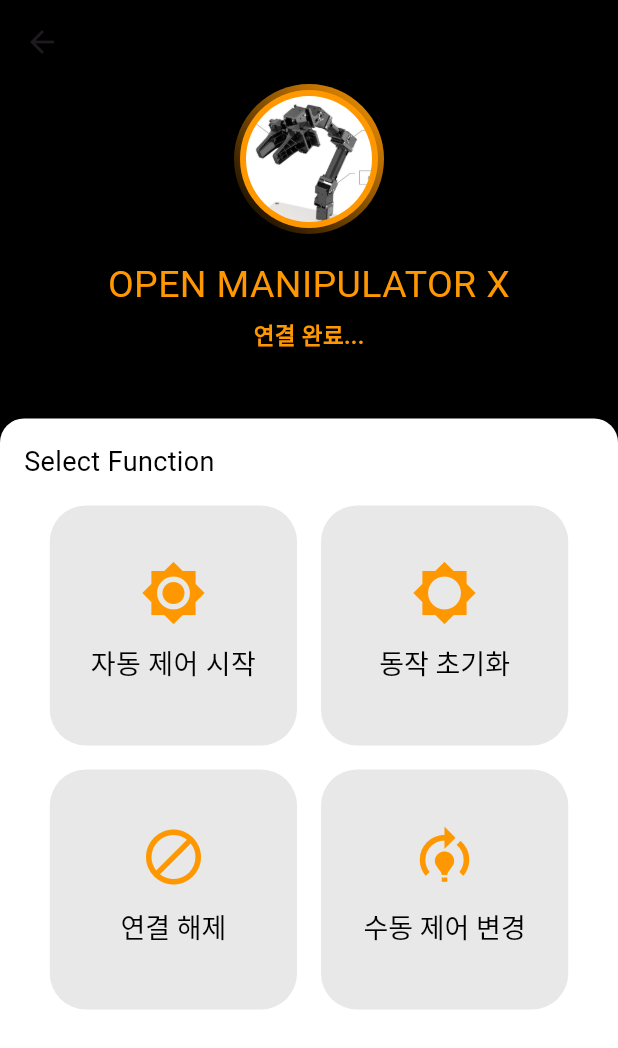
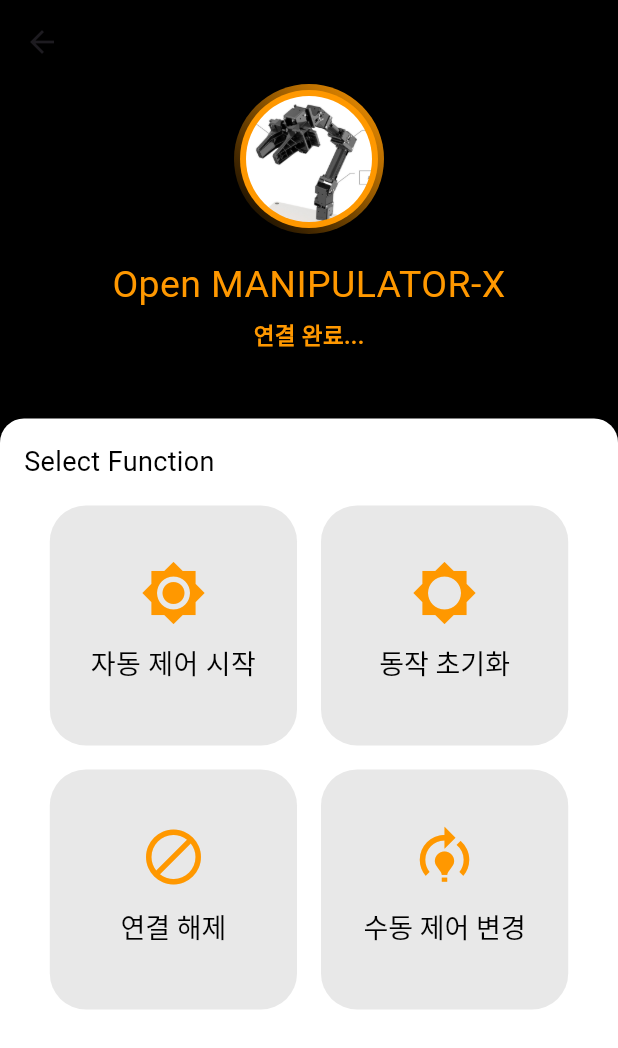
Before and after one commit to okdoittttt/Painting_Dummy, a Flutter app: the AutoMode screen opened directly, on a phone screen of 412 x 824 dp. Shown: the top 1048 px of the screen. Run offline on Flutter 3.47's test engine with Material 3 defaults, Android fonts, the light colour scheme and no system bars; Roboto replaces fonts that are missing (Pretendard, Urbanist).

Commit message:
REFACTOR: 로봇이름 변수로 변경

```diff
--- a/app/robot_arm_controller/lib/pages/automode/autoMode.dart
+++ b/app/robot_arm_controller/lib/pages/automode/autoMode.dart
@@ -11,7 +11,7 @@
 
 class _AutoModeState extends State<AutoMode> {
   // 로봇 데이터를 받은 후 아래 화면에 사용
-  String robotsName = 'TEST';
+  String robotsName = 'Open MANIPULATOR-X';
 
   @override
   Widget build(BuildContext context) {
@@ -81,7 +81,7 @@
               Padding(
                 padding: EdgeInsetsDirectional.fromSTEB(0, 16, 0, 0),
                 child: Text(
-                  'OPEN MANIPULATOR X',
+                  robotsName,
                   textAlign: TextAlign.center,
                   style: TextStyle(color: Colors.orange, fontSize: 25),
                 ),
```
